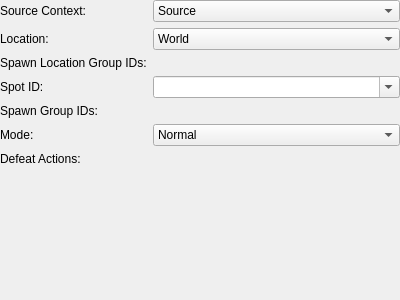
This is tools/cathedral/ui/ActionSpawn.ui in comphack/comp_hack as Qt 5 draws it before an edit. The edited form follows.
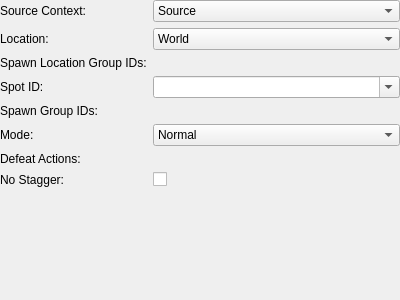
This is the edited form. Custom widgets are drawn as their Qt base class.

Commit message: Adding missing fields to cathedral actions

What changed in the file:
```diff
--- a/tools/cathedral/ui/ActionSpawn.ui
+++ b/tools/cathedral/ui/ActionSpawn.ui
@@ -172,6 +172,20 @@
      <item row="6" column="1">
       <widget class="ActionList" name="defeatActions" native="true"/>
      </item>
+     <item row="7" column="0">
+      <widget class="QLabel" name="lblNoStagger">
+       <property name="text">
+        <string>No Stagger:</string>
+       </property>
+      </widget>
+     </item>
+     <item row="7" column="1">
+      <widget class="QCheckBox" name="noStagger">
+       <property name="text">
+        <string/>
+       </property>
+      </widget>
+     </item>
     </layout>
    </item>
   </layout>
```
Left out of the diff: 35 changed lines with no effect on the pictures. The commit also changes 30 other files.
